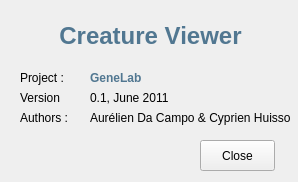
GeneCraft/GeneCraft-Project, file src/genelab/apps/genelab/creatureviewer/ui/creatureviewerabout.ui: the form before one commit.
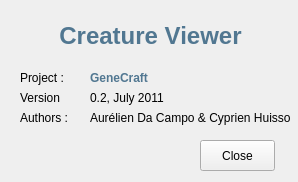
The form after the commit. Icons and pictures are not drawn.

The edit to the form file:
```diff
--- a/src/genelab/apps/genelab/creatureviewer/ui/creatureviewerabout.ui
+++ b/src/genelab/apps/genelab/creatureviewer/ui/creatureviewerabout.ui
@@ -92,7 +92,7 @@
     </rect>
    </property>
    <property name="text">
-    <string>0.1, June 2011</string>
+    <string>0.2, July 2011</string>
    </property>
   </widget>
   <widget class="QLabel" name="label_6">
@@ -127,7 +127,7 @@
     <string notr="true">color: rgb(81, 119, 145);</string>
    </property>
    <property name="text">
-    <string>GeneLab</string>
+    <string>GeneCraft</string>
    </property>
   </widget>
   <widget class="QPushButton" name="pushButton">
```
